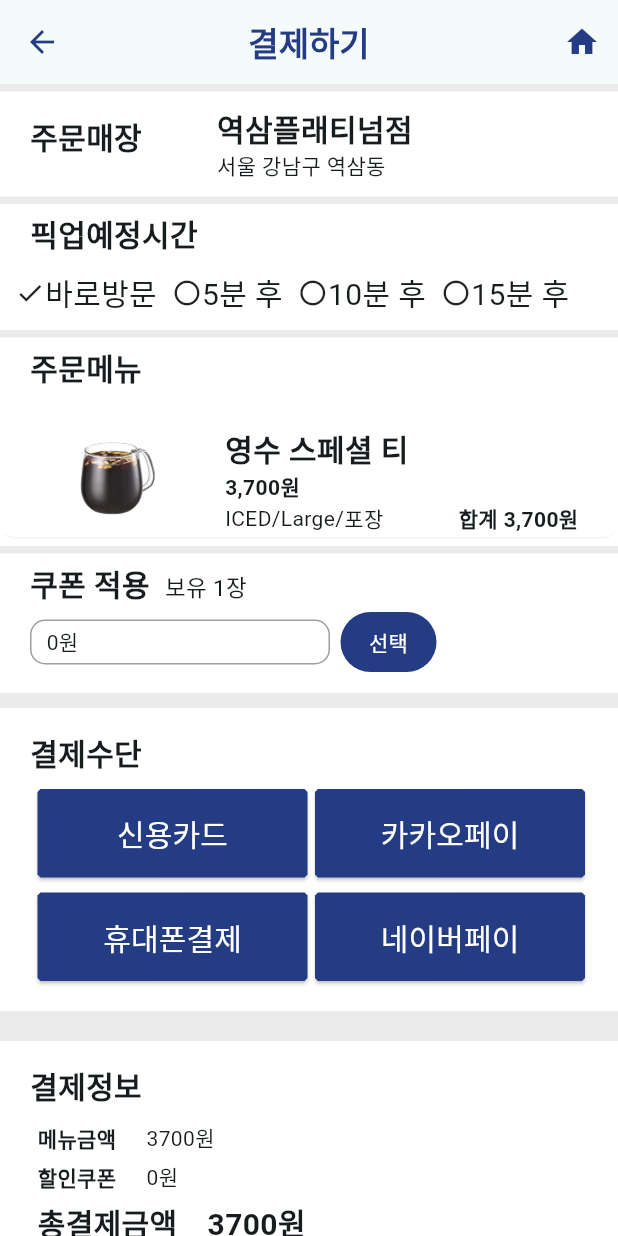
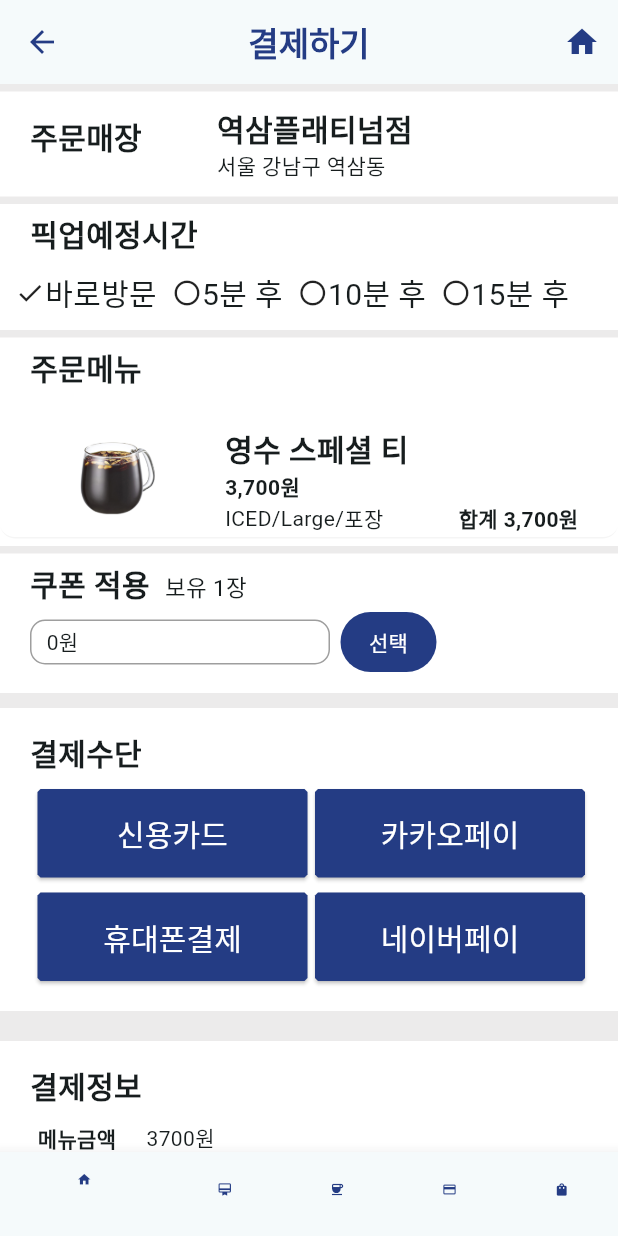
Before and after one commit to poula9744/flutter_udiya, a Flutter app: the EunBin screen opened by its route, on a phone screen of 412 x 824 dp. Run offline on Flutter 3.47's test engine with Material 3 defaults, Android fonts, the phone set to English and light mode, and no system bars.

Commit message:
김수빈

```diff
--- a/lib/EunBin/eunbin.dart
+++ b/lib/EunBin/eunbin.dart
@@ -381,7 +381,65 @@
            ],
          ),
         ),
-      )
+      ),
+      bottomNavigationBar: BottomNavigationBar(
+        iconSize: 10,
+        onTap: (int index) {
+          switch (index) {
+            case 0:
+              Navigator.pushNamed(context, '/');
+              break;
+            case 1:
+              Navigator.pushNamed(context, '/youngsoo');
+              break;
+            case 2:
+              Navigator.pushNamed(context, '/youngsoo2');
+              break;
+            case 3:
+              Navigator.pushNamed(context, '/subin');
+              break;
+            case 4:
+              Navigator.pushNamed(context, '/eunbin');
+              break;
+            default:
+          }
+        },
+        items: [
+          BottomNavigationBarItem(
+              icon: Icon(
+                Icons.home,
+                color: Color(0xff243c84),
+              ),
+              label: 'home'),
+          BottomNavigationBarItem(
+              icon: Icon(
+                Icons.card_membership,
+                color: Color(0xff243c84),
+              ),
+              label: '스탬프'),
+          BottomNavigationBarItem(
+              icon: Icon(
+                Icons.coffee,
+                color: Color(0xff243c84),
+              ),
+              label: '스탬프'),
+          BottomNavigationBarItem(
+              icon: Icon(
+                Icons.credit_card,
+                color: Color(0xff243c84),
+              ),
+              label: '결제내역'),
+          BottomNavigationBarItem(
+              icon: Icon(
+                Icons.shopping_bag,
+                color: Color(0xff243c84),
+              ),
+              label: '장바구니'),
+        ],
+
+        //selectedItemColor: Color.fromARGB(255, 197, 142, 233),
+        //unselectedItemColor: Colors.grey,
+      ),
     );
   }
 }
```
Also changed, not shown: lib/home.dart (+57 -0 lines).
